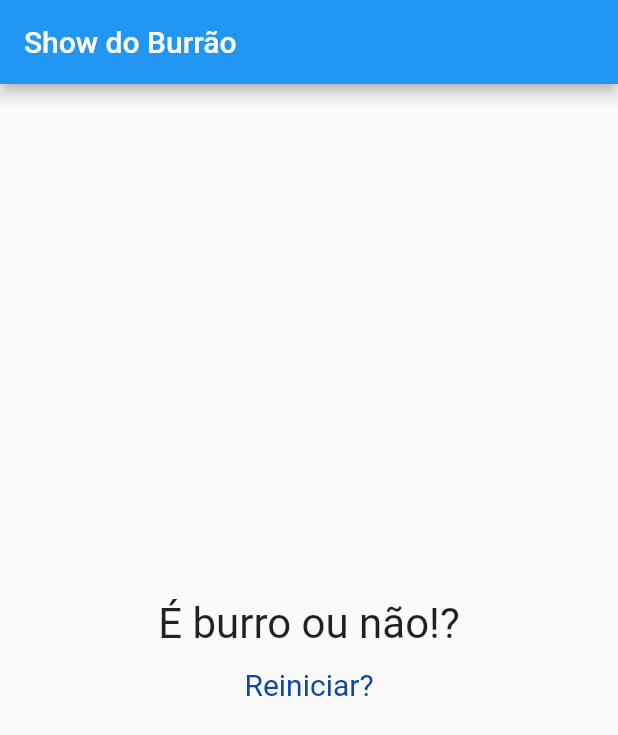
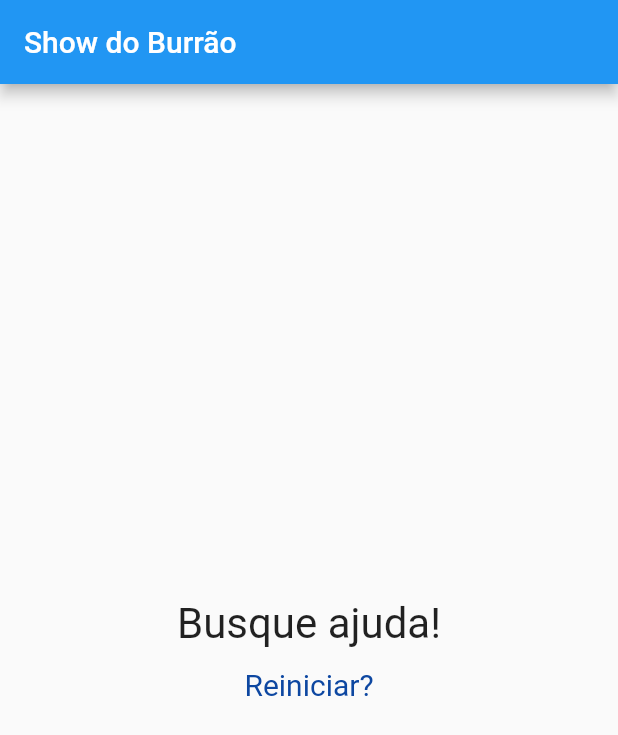
Before and after one commit to moisesepsilva2/projeto_perguntas, a Flutter app: the screen it shows after launch, after a tap on "Flamengo", after a tap on "Aéreo", after a tap on "Refratário", on a phone screen of 412 x 824 dp. Shown: the top 735 px of the screen. Run offline on Flutter 3.47's test engine with Material 2 defaults, Android fonts, the phone set to English and light mode, and no system bars.

Commit message:
Correção texto

```diff
--- a/lib/resultado.dart
+++ b/lib/resultado.dart
@@ -11,7 +11,7 @@ class Resultado extends StatelessWidget {
 
   String get fraseResultado {
     if (pontuacao < 4) {
-      return 'É burro ou não!?';
+      return 'Busque ajuda!';
     } else if (pontuacao < 13) {
       return 'Misericórdia!';
     } else if (pontuacao < 22) {
```
